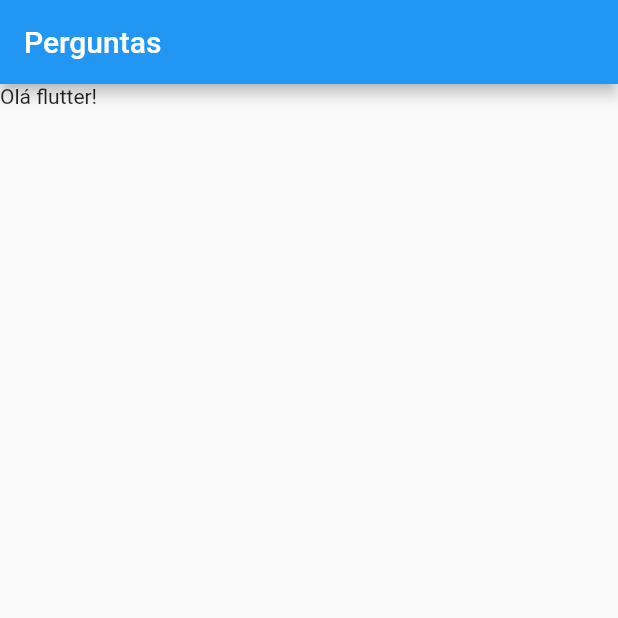
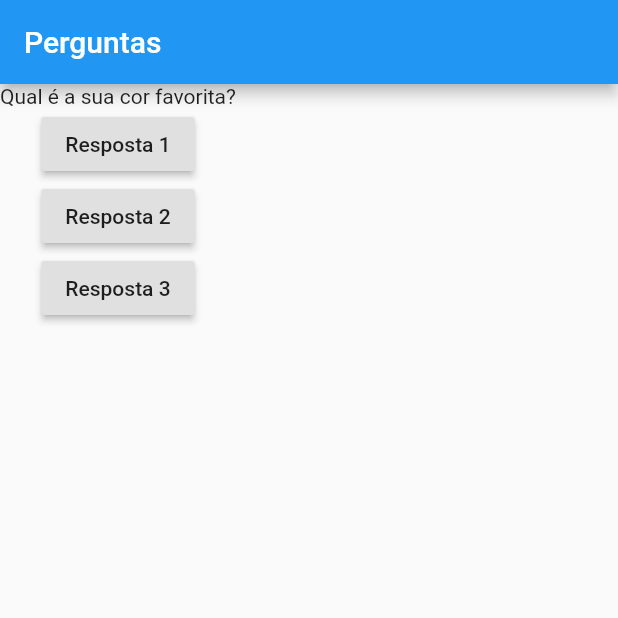
Before and after one commit to RenatoRichard01/QuizBasic, a Flutter app: the screen it shows after launch, on a phone screen of 412 x 824 dp, the top half of it. Run offline on Flutter 3.47's test engine with Material 2 defaults, Android fonts, the phone set to English and light mode, and no system bars.

Commit message:
Aprimorando executável

```diff
--- a/project_quest/lib/main.dart
+++ b/project_quest/lib/main.dart
@@ -6,15 +6,40 @@ main() => runApp(new PerguntaApp());
 
 class PerguntaApp extends StatelessWidget {
 
+  void responder(){
+    print('Pergunta respondida!');
+  }
+
 @override
   Widget build(BuildContext context){
+    final List<String> perguntas = [
+      'Qual é a sua cor favorita?',
+      'Qual é o seu animal favorito?',
+    ];
+
     return MaterialApp(
       home:Scaffold(
         //arvore de componentes baseadas em composção;
         appBar: AppBar(
           title: Text('Perguntas')
         ),
-        body:Text('Olá flutter!'),
+        body:Column(
+          children: <Widget>[
+            Text(perguntas[0]),
+            RaisedButton(
+              child: Text('Resposta 1'),
+              onPressed: responder,
+            ),
+                        RaisedButton(
+              child: Text('Resposta 2'),
+              onPressed: responder,
+            ),
+                        RaisedButton(
+              child: Text('Resposta 3'),
+              onPressed: responder,
+            ),
+          ],
+        ),
       ),
     );
 
```
